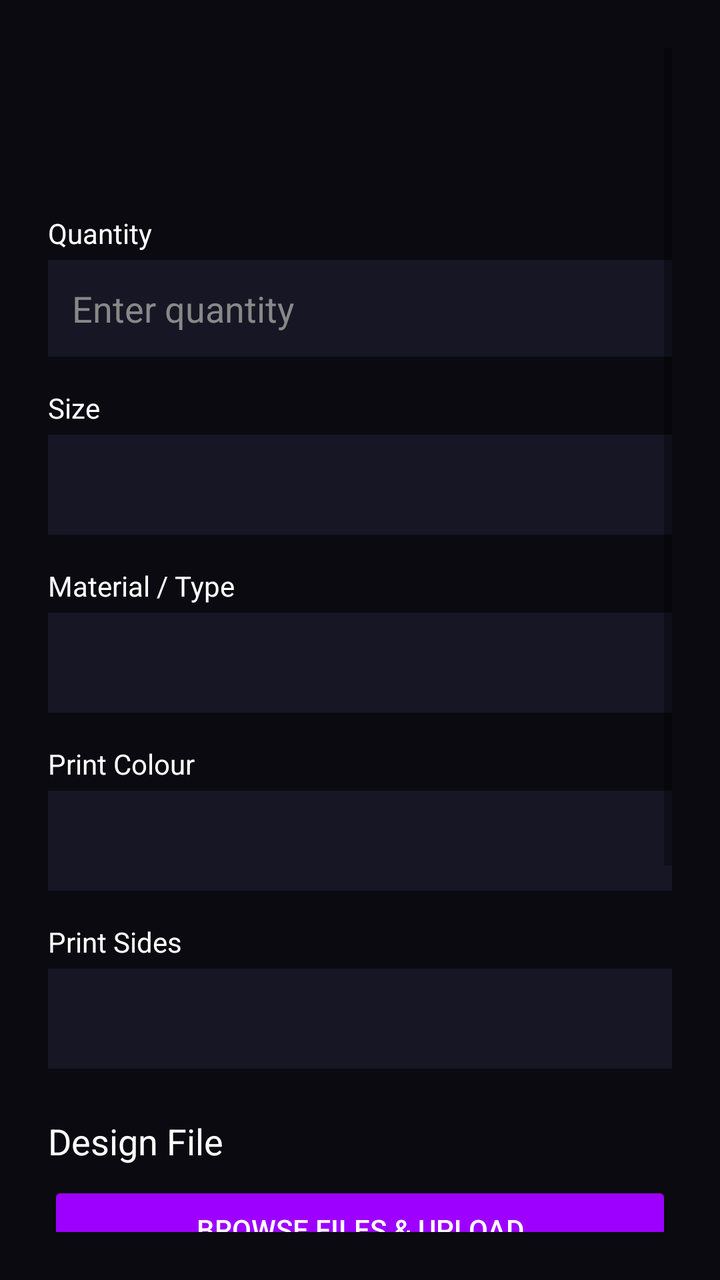
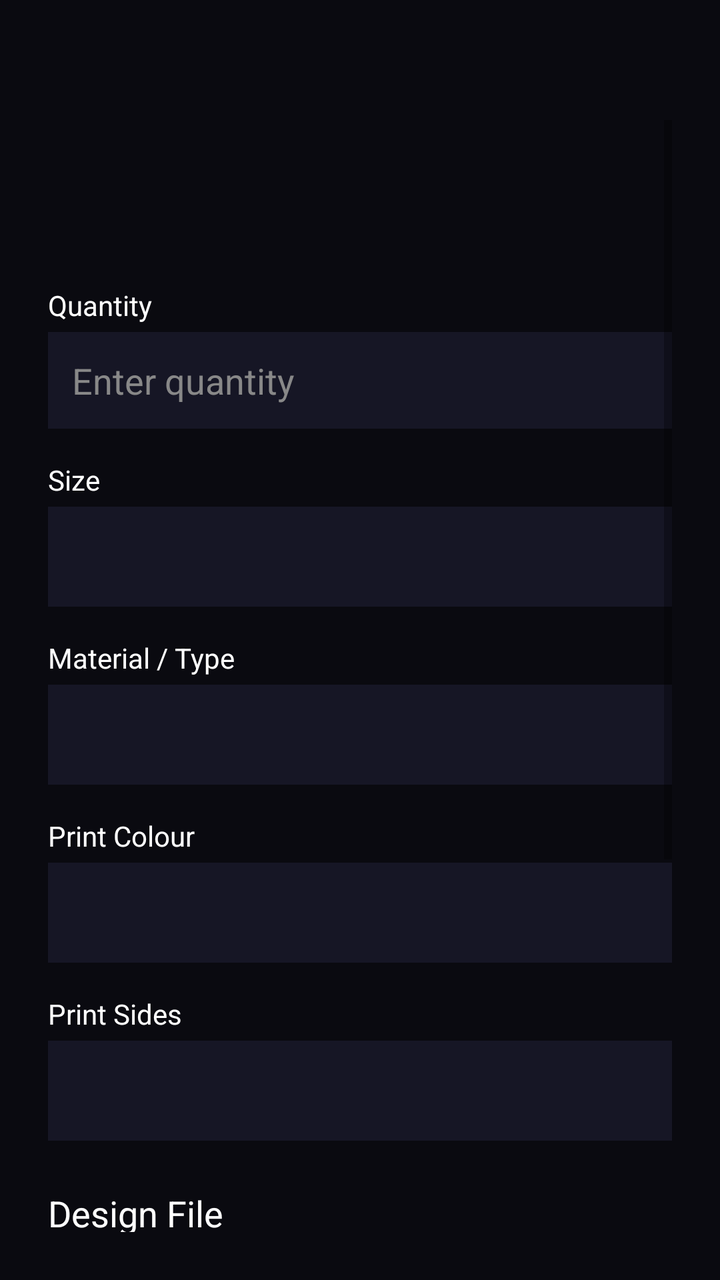

Two renders of the same Android screen: before a commit and after it. Below are the layout's source before the change and the commit's diff.
<!-- AndroidManifest.xml: application theme Theme.PrintXpress -->
<!-- res/layout/activity_order.xml -->
<?xml version="1.0" encoding="utf-8"?>
<RelativeLayout xmlns:android="http://schemas.android.com/apk/res/android"
    android:layout_width="match_parent"
    android:layout_height="match_parent"
    android:background="#0A0A10">

    <ScrollView
        android:layout_width="match_parent"
        android:layout_height="match_parent"
        android:padding="24dp">

        <LinearLayout
            android:layout_width="match_parent"
            android:layout_height="wrap_content"
            android:orientation="vertical">

            <TextView android:id="@+id/tvOrderTitle" android:layout_width="match_parent" android:layout_height="wrap_content" android:textSize="28sp" android:textStyle="bold" android:textColor="#00E5FF"/>
            <TextView android:id="@+id/tvOrderSubtitle" android:layout_width="match_parent" android:layout_height="wrap_content" android:textSize="16sp" android:textColor="#AAAAAA" android:layout_marginBottom="24dp"/>

            <TextView android:layout_width="wrap_content" android:layout_height="wrap_content" android:text="Quantity" android:textColor="#FFFFFF" android:layout_marginBottom="4dp"/>
            <EditText android:id="@+id/etQuantity" android:layout_width="match_parent" android:layout_height="wrap_content" android:hint="Enter quantity" android:textColor="#FFF" android:textColorHint="#888" android:inputType="number" android:background="#161625" android:padding="12dp" android:layout_marginBottom="16dp"/>

            <TextView android:id="@+id/lblSize" android:layout_width="wrap_content" android:layout_height="wrap_content" android:text="Size" android:textColor="#FFFFFF" android:layout_marginBottom="4dp"/>
            <Spinner android:id="@+id/spinnerSize" android:layout_width="match_parent" android:layout_height="50dp" android:background="#161625" android:layout_marginBottom="16dp" android:theme="@style/Theme.AppCompat.DayNight.DarkActionBar"/>

            <TextView android:id="@+id/lblMaterial" android:layout_width="wrap_content" android:layout_height="wrap_content" android:text="Material / Type" android:textColor="#FFFFFF" android:layout_marginBottom="4dp"/>
            <Spinner android:id="@+id/spinnerMaterial" android:layout_width="match_parent" android:layout_height="50dp" android:background="#161625" android:layout_marginBottom="16dp" android:theme="@style/Theme.AppCompat.DayNight.DarkActionBar"/>

            <TextView android:id="@+id/lblColour" android:layout_width="wrap_content" android:layout_height="wrap_content" android:text="Print Colour" android:textColor="#FFFFFF" android:layout_marginBottom="4dp"/>
            <Spinner android:id="@+id/spinnerColour" android:layout_width="match_parent" android:layout_height="50dp" android:background="#161625" android:layout_marginBottom="16dp" android:theme="@style/Theme.AppCompat.DayNight.DarkActionBar"/>

            <TextView android:id="@+id/lblSides" android:layout_width="wrap_content" android:layout_height="wrap_content" android:text="Print Sides" android:textColor="#FFFFFF" android:layout_marginBottom="4dp"/>
            <Spinner android:id="@+id/spinnerSides" android:layout_width="match_parent" android:layout_height="50dp" android:background="#161625" android:layout_marginBottom="24dp" android:theme="@style/Theme.AppCompat.DayNight.DarkActionBar"/>

            <TextView android:layout_width="wrap_content" android:layout_height="wrap_content" android:text="Design File" android:textSize="18sp" android:textColor="#FFFFFF" android:layout_marginBottom="8dp"/>

            <androidx.appcompat.widget.AppCompatButton
                android:id="@+id/btnUpload"
                android:layout_width="match_parent"
                android:layout_height="wrap_content"
                android:text="BROWSE FILES &amp; UPLOAD"
                android:textColor="#FFFFFF"
                android:backgroundTint="#9D00FF"
                android:layout_marginBottom="8dp"/>

            <TextView android:id="@+id/tvFileName" android:layout_width="match_parent" android:layout_height="wrap_content" android:text="No file selected" android:textColor="#888" android:textSize="14sp" android:layout_marginBottom="8dp"/>
            <TextView android:layout_width="match_parent" android:layout_height="wrap_content" android:text="OR" android:textColor="#FFF" android:gravity="center" android:layout_marginBottom="8dp"/>
            <EditText android:id="@+id/etCustomText" android:layout_width="match_parent" android:layout_height="wrap_content" android:hint="Enter custom text/instructions" android:textColor="#FFF" android:textColorHint="#888" android:background="#161625" android:padding="12dp" android:layout_marginBottom="32dp"/>

            <androidx.appcompat.widget.AppCompatButton
                android:id="@+id/btnSaveDesign"
                android:layout_width="match_parent"
                android:layout_height="50dp"
                android:text="SAVE DESIGN FOR LATER"
                android:textColor="#FFFFFF"
                android:backgroundTint="#333333"
                android:layout_marginBottom="12dp"/>

            <androidx.appcompat.widget.AppCompatButton
                android:id="@+id/btnProceedCheckout"
                android:layout_width="match_parent"
                android:layout_height="60dp"
                android:text="PROCEED TO CHECKOUT"
                android:textColor="#000000"
                android:backgroundTint="#00E5FF"
                android:textStyle="bold"
                android:layout_marginBottom="24dp"/>
        </LinearLayout>
    </ScrollView>
</RelativeLayout>
<!-- resources referenced by this layout -->
<resources>
  <style name="Theme.PrintXpress" parent="Base.Theme.PrintXpress" />
  <style name="Base.Theme.PrintXpress" parent="Theme.MaterialComponents.DayNight.NoActionBar">
          
          <item name="colorPrimary">@color/cyber_cyan</item>
          <item name="colorPrimaryVariant">@color/cyber_purple</item>
          <item name="colorOnPrimary">@color/white</item>
          <item name="colorSecondary">@color/cyber_pink</item>
  
          
          <item name="android:windowBackground">@color/cyber_light_bg</item>
          <item name="colorSurface">@color/cyber_card_light</item>
          <item name="android:textColor">@color/black</item>
      </style>
  <color name="cyber_cyan">#00E5FF</color>
  <color name="cyber_purple">#9D00FF</color>
  <color name="white">#FFFFFFFF</color>
  <color name="cyber_pink">#FF003C</color>
  <color name="cyber_light_bg">#F4F4FA</color>
  <color name="cyber_card_light">#FFFFFF</color>
  <color name="black">#FF000000</color>
</resources>

<!-- the commit's change to res/layout/activity_order.xml (unified diff, before → after) -->
@@ -7,7 +7,10 @@
     <ScrollView
         android:layout_width="match_parent"
         android:layout_height="match_parent"
-        android:padding="24dp">
+        android:paddingStart="24dp"
+        android:paddingEnd="24dp"
+        android:paddingBottom="24dp"
+        android:paddingTop="60dp">
 
         <LinearLayout
             android:layout_width="match_parent"
